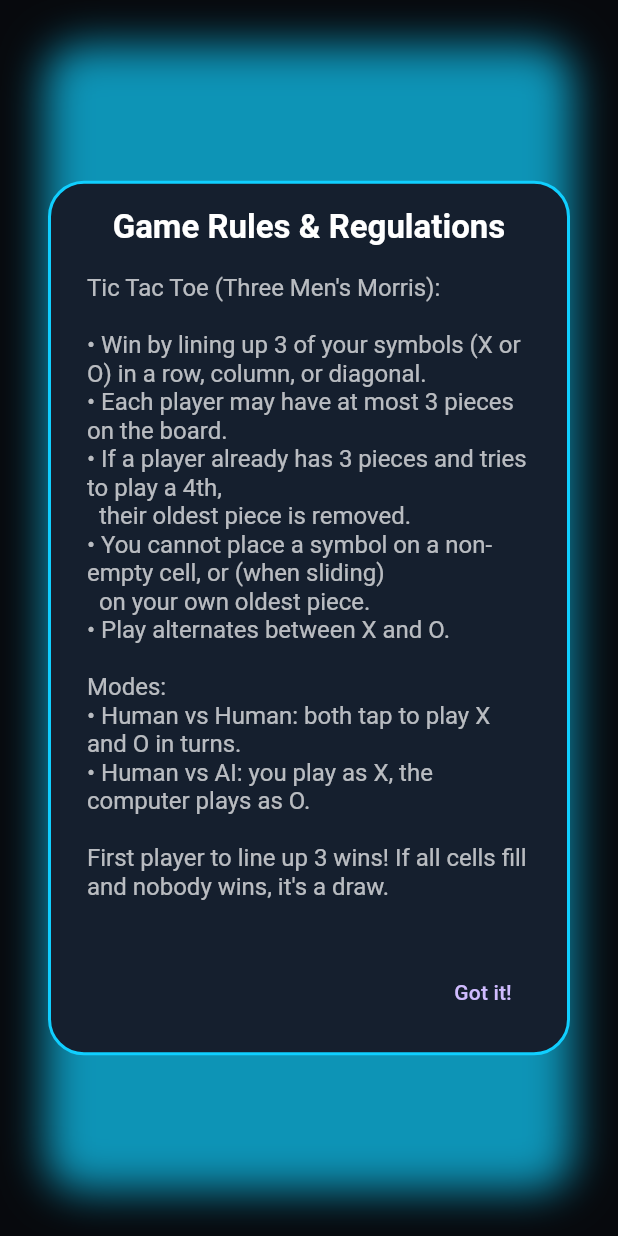
After one commit to Simonjohn42004/tic_tac_toe_flutter_firebase, a Flutter app: the screen it shows after launch, after a tap on "Show Rules", on a phone screen of 412 x 824 dp. The commit adds this screen. Run offline on Flutter 3.47's test engine with Material 3 defaults, Android fonts, the phone set to English and light mode, and no system bars; our stand-ins replace bloc, cloud_firestore, equatable, firebase_auth, firebase_core, flutter_bloc and 1 more; accounts and stored records are empty.

Commit message:
Added show rules button for easier understanding of game

```diff
--- /dev/null
+++ b/lib/component/glowing_dialog.dart
@@ -0,0 +1,87 @@
+import 'package:flutter/material.dart';
+
+class GlowingDialog extends StatelessWidget {
+  final Widget title;
+  final Widget? content;
+  final List<Widget>? actions;
+  final Color glowColor;
+  final double glowSpread;
+  final double borderRadius;
+  final EdgeInsetsGeometry padding;
+
+  const GlowingDialog({
+    super.key,
+    required this.title,
+    this.content,
+    this.actions,
+    this.glowColor = const Color(0xFF10CFFF),
+    this.glowSpread = 24,
+    this.borderRadius = 24,
+    this.padding = const EdgeInsets.symmetric(horizontal: 24, vertical: 16),
+  });
+
+  @override
+  Widget build(BuildContext context) {
+    return Dialog(
+      backgroundColor: Colors.transparent,
+      elevation: 0,
+      insetPadding: const EdgeInsets.all(32),
+      child: Stack(
+        alignment: Alignment.center,
+        children: [
+          // Glowing effect
+          Container(
+            decoration: BoxDecoration(
+              borderRadius: BorderRadius.circular(borderRadius),
+              boxShadow: [
+                BoxShadow(
+                  color: glowColor.withValues(alpha: 0.7),
+                  blurRadius: glowSpread,
+                  spreadRadius: 2,
+                ),
+              ],
+            ),
+            width: double.infinity,
+            height: null,
+          ),
+          // Dialog content
+          Container(
+            decoration: BoxDecoration(
+              color: const Color(0xFF151F2E),
+              borderRadius: BorderRadius.circular(borderRadius),
+              border: Border.all(color: glowColor, width: 2),
+            ),
+            padding: padding,
+            child: Column(
+              mainAxisSize: MainAxisSize.min,
+              children: [
+                DefaultTextStyle(
+                  style: const TextStyle(
+                    color: Colors.white,
+                    fontWeight: FontWeight.bold,
+                    fontSize: 22,
+                  ),
+                  child: title,
+                ),
+                if (content != null) ...[
+                  const SizedBox(height: 18),
+                  DefaultTextStyle(
+                    style: const TextStyle(color: Colors.white70, fontSize: 16),
+                    child: content!,
+                  ),
+                ],
+                if (actions != null) ...[
+                  const SizedBox(height: 18),
+                  Row(
+                    mainAxisAlignment: MainAxisAlignment.end,
+                    children: actions!,
+                  ),
+                ],
+              ],
+            ),
+          ),
+        ],
+      ),
+    );
+  }
+}
--- /dev/null
+++ b/lib/component/show_rules_dialog.dart
@@ -0,0 +1,34 @@
+import 'package:flutter/material.dart';
+import 'package:tic_tac_toe/component/glowing_dialog.dart';
+
+/// Handler to show the rules dialog
+void showRulesDialog(BuildContext context) {
+  showDialog(
+    context: context,
+    builder: (ctx) => GlowingDialog(
+      title: const Text("Game Rules & Regulations"),
+      content: const Text('''Tic Tac Toe (Three Men's Morris):
+
+• Win by lining up 3 of your symbols (X or O) in a row, column, or diagonal.
+• Each player may have at most 3 pieces on the board.
+• If a player already has 3 pieces and tries to play a 4th,
+  their oldest piece is removed.
+• You cannot place a symbol on a non-empty cell, or (when sliding)
+  on your own oldest piece.
+• Play alternates between X and O.
+
+Modes:
+• Human vs Human: both tap to play X and O in turns.
+• Human vs AI: you play as X, the computer plays as O.
+
+First player to line up 3 wins! If all cells fill and nobody wins, it's a draw.
+            '''),
+      actions: [
+        TextButton(
+          onPressed: () => Navigator.pop(ctx),
+          child: const Text("Got it!"),
+        ),
+      ],
+    ),
+  );
+}
--- a/lib/screens/main_screen.dart
+++ b/lib/screens/main_screen.dart
@@ -3,6 +3,7 @@ import 'package:flutter_bloc/flutter_bloc.dart';
 import 'package:tic_tac_toe/bloc/game/ai/offline_ai_bloc.dart';
 import 'package:tic_tac_toe/bloc/game/online/game_bloc.dart';
 import 'package:tic_tac_toe/bloc/game/offline/offline_game_bloc.dart';
+import 'package:tic_tac_toe/component/show_rules_dialog.dart';
 import 'package:tic_tac_toe/provider/game/offline_ai_provider.dart';
 import 'package:tic_tac_toe/provider/game/offline_game_provider.dart';
 import 'package:tic_tac_toe/provider/game/online_game_provider.dart';
@@ -147,6 +148,11 @@ class _MainPageState extends State<MainPage> {
               ),
               const SizedBox(height: 16),
               GlowingButton(label: 'Enter Room', onTap: _handleJoinRoom),
+              const SizedBox(height: 28),
+              GlowingButton(
+                label: "Show Rules",
+                onTap: () => showRulesDialog(context),
+              ),
             ],
           ),
         ),
```
Also changed, not shown: 1 other file.
